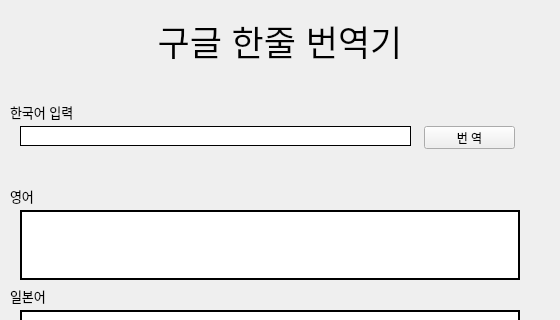
Old version of the form ui/transUI.ui in the repository won15367/googleTransApp_20231101; both pictures show x 0 to 560 and y 0 to 320 of the 560 by 600 pixel window.
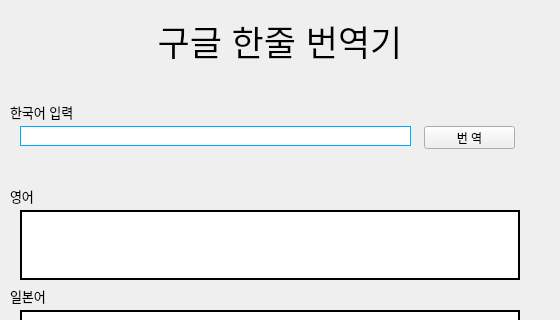
New version of the form.

Commit message: 메인 윈도우 추가

Diff of the .ui file:
```diff
--- a/ui/transUI.ui
+++ b/ui/transUI.ui
@@ -117,7 +117,7 @@
      </rect>
     </property>
     <property name="styleSheet">
-     <string notr="true">border: groove; border-width:1</string>
+     <string notr="true">border: groove; border-width:1; border-color:rgb(0, 170, 255)</string>
     </property>
    </widget>
    <widget class="QTextEdit" name="textEdit">
```
Left out of the diff: 15 changed lines with no effect on the pictures. The commit also changes 2 other files.
